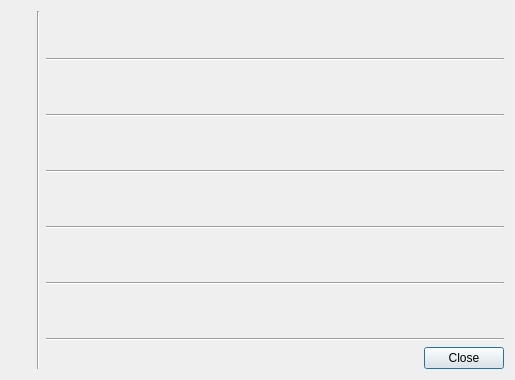
Qt form src/aboutdialog.ui (jonaski/sqlrestore) before a commit.
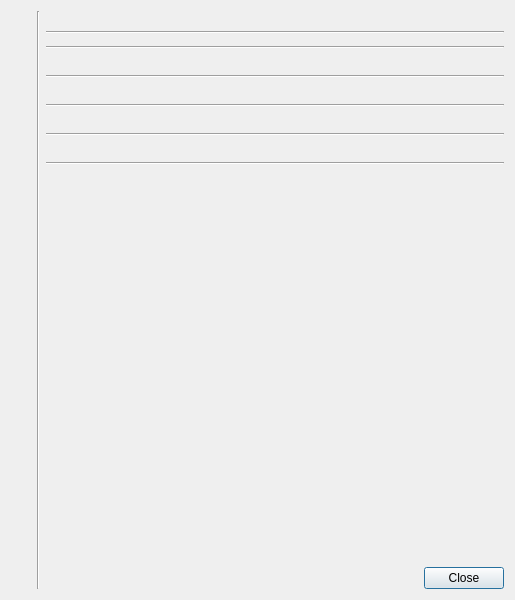
The same form after that commit. Icons and pictures are not drawn.

Commit message: Add link to source code in about dialog

Diff of the .ui file:
```diff
--- a/src/aboutdialog.ui
+++ b/src/aboutdialog.ui
@@ -7,7 +7,7 @@
     <x>0</x>
     <y>0</y>
     <width>515</width>
-    <height>380</height>
+    <height>600</height>
    </rect>
   </property>
   <property name="minimumSize">
@@ -96,6 +96,12 @@
        </item>
        <item>
         <widget class="QLabel" name="text">
+         <property name="sizePolicy">
+          <sizepolicy hsizetype="Ignored" vsizetype="Ignored">
+           <horstretch>0</horstretch>
+           <verstretch>0</verstretch>
+          </sizepolicy>
+         </property>
          <property name="text">
           <string/>
          </property>
@@ -294,9 +300,6 @@
          <property name="orientation">
           <enum>Qt::Vertical</enum>
          </property>
-         <property name="sizeType">
-          <enum>QSizePolicy::Minimum</enum>
-         </property>
          <property name="sizeHint" stdset="0">
           <size>
            <width>0</width>
```
The commit also changes 1 other file.
